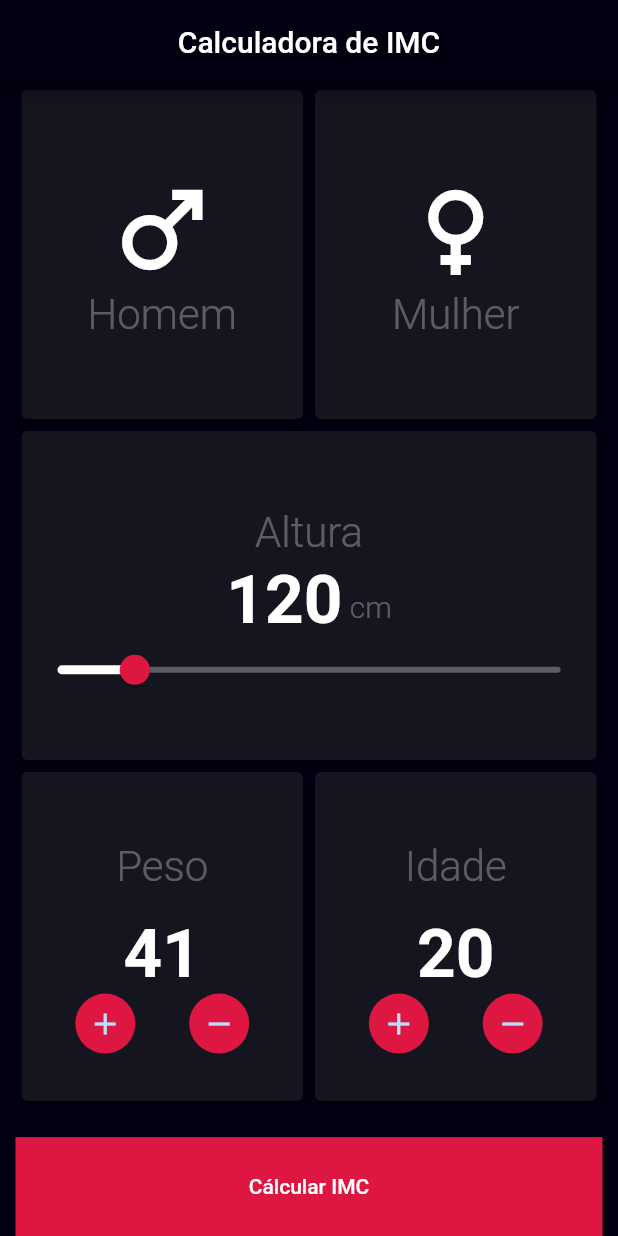
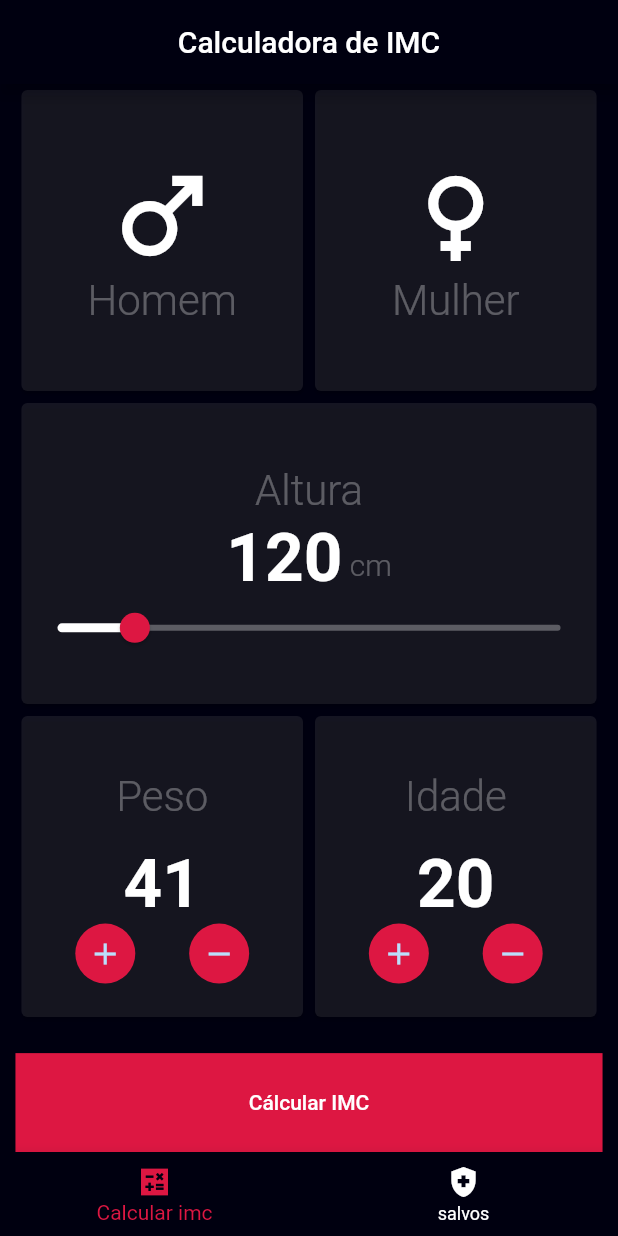
Before and after one commit to juanfernandez13/imc_app, a Flutter app: the screen it shows after launch, after a tap on the "add" icon, on a phone screen of 412 x 824 dp. Run offline on Flutter 3.47's test engine with Material 2 defaults, Android fonts, the phone set to English and light mode, and no system bars; our stand-ins replace hive; accounts and stored records are empty.

Commit message:
:sparkles: feat: page listar salvos e adicionando pageview

```diff
--- a/lib/pages/home_page.dart
+++ b/lib/pages/home_page.dart
@@ -1,6 +1,8 @@
+import 'package:flutter/cupertino.dart';
 import 'package:flutter/material.dart';
 import 'package:flutter/src/widgets/framework.dart';
 import 'package:flutter/src/widgets/placeholder.dart';
+import 'package:imc_app/constants/constants.dart';
 import 'package:imc_app/pages/imc_page.dart';
 import 'package:imc_app/pages/list_imc_page.dart';
 
@@ -12,11 +14,51 @@ class HomePage extends StatefulWidget {
 }
 
 class _HomePageState extends State<HomePage> {
+  PageController pageController = PageController();
+  int currentPage = 0;
   @override
   Widget build(BuildContext context) {
-    return SafeArea(child: PageView(children: [
-      ImcPage(),
-      ListImcPage()
-    ],));
+    Constants constants = Constants(context);
+    return SafeArea(
+        child: Column(
+      children: [
+        Expanded(
+          child: PageView(
+            onPageChanged: (value) {
+              setState(() {
+                currentPage = value;
+              });
+            },
+            controller: pageController,
+            children: const [
+              ImcPage(),
+              ListImcPage(),
+            ],
+          ),
+        ),
+        BottomNavigationBar(
+            unselectedItemColor: Colors.white,
+            selectedItemColor: constants.vermelhoPadrao,
+            backgroundColor: constants.azulBackground,
+            type: BottomNavigationBarType.fixed,
+            onTap: ((value) {
+              var time = (currentPage - value) * 500;
+              pageController.animateToPage(value,
+                  duration: Duration(milliseconds: time.abs()),
+                  curve: Curves.easeInCubic);
+            }),
+            currentIndex: currentPage,
+            items: [
+              BottomNavigationBarItem(
+                  backgroundColor: constants.vermelhoPadrao,
+                  label: "Calcular imc",
+                  icon: const Icon(Icons.calculate_sharp)),
+              BottomNavigationBarItem(
+                  backgroundColor: constants.vermelhoPadrao,
+                  label: "salvos",
+                  icon: const Icon(Icons.health_and_safety_sharp)),
+            ]),
+      ],
+    ));
   }
 }
--- a/lib/pages/imc_page.dart
+++ b/lib/pages/imc_page.dart
@@ -21,6 +21,7 @@ class _ImcPageState extends State<ImcPage> {
     return SafeArea(
       child: Scaffold(
         appBar: AppBar(
+            automaticallyImplyLeading:false,
             backgroundColor: constants.azulBackground,
             title: const Center(
                 child: Text(
```
Also changed, not shown: lib/pages/list_imc_page.dart (+23 -2 lines).
